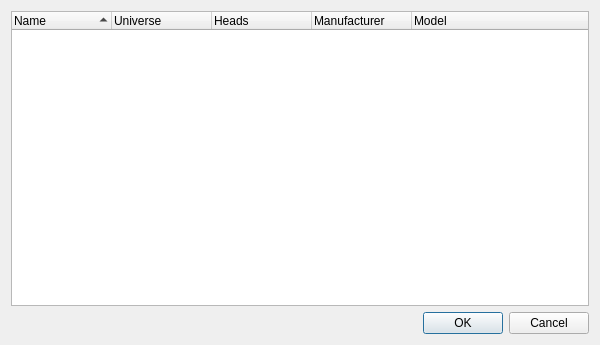
mcallegari/qlcplus, file ui/src/fixtureselection.ui: the form before one commit.
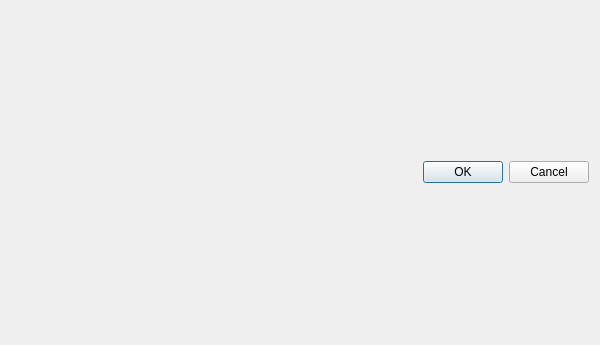
The form after the commit.

Commit message:
UI: unified fixture tree code into a single class: FixtureTreeWidget
It is now possible to select a group when adding fixtures to a Scene

What changed in the file:
```diff
--- a/ui/src/fixtureselection.ui
+++ b/ui/src/fixtureselection.ui
@@ -15,51 +15,7 @@
   </property>
   <layout class="QVBoxLayout">
    <item>
-    <widget class="QTreeWidget" name="m_tree">
-     <property name="alternatingRowColors">
-      <bool>true</bool>
-     </property>
-     <property name="selectionMode">
-      <enum>QAbstractItemView::ExtendedSelection</enum>
-     </property>
-     <property name="rootIsDecorated">
-      <bool>false</bool>
-     </property>
-     <property name="itemsExpandable">
-      <bool>false</bool>
-     </property>
-     <property name="sortingEnabled">
-      <bool>true</bool>
-     </property>
-     <property name="allColumnsShowFocus">
-      <bool>true</bool>
-     </property>
-     <column>
-      <property name="text">
-       <string>Name</string>
-      </property>
-     </column>
-     <column>
-      <property name="text">
-       <string>Universe</string>
-      </property>
-     </column>
-     <column>
-      <property name="text">
-       <string>Heads</string>
-      </property>
-     </column>
-     <column>
-      <property name="text">
-       <string>Manufacturer</string>
-      </property>
-     </column>
-     <column>
-      <property name="text">
-       <string>Model</string>
-      </property>
-     </column>
-    </widget>
+    <layout class="QVBoxLayout" name="m_mainLayout"/>
    </item>
    <item>
     <widget class="QDialogButtonBox" name="m_buttonBox">
```
The commit also changes 16 other files.
